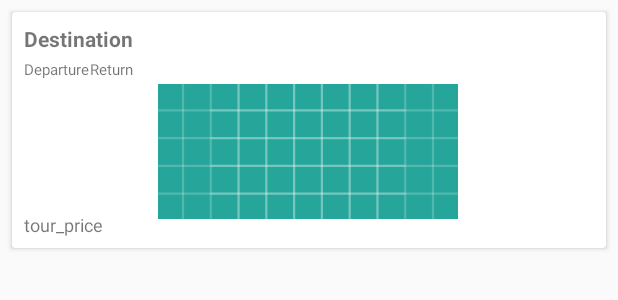
After one commit to OhranFaruk961/androidWT, an Android app: the layout tour_admin_list_item.xml on its own in the app's theme, with its tools: preview values and no code run, on a phone screen of 412 x 824 dp. The commit adds this screen. Shown: the top 300 px of the screen. Run offline under Robolectric (Android 15) with nearby library versions, the light colour scheme and no system bars.

Commit message:
dodavanje admin page-a

```diff
--- a/app/src/main/res/layout/activity_main.xml
+++ b/app/src/main/res/layout/activity_main.xml
@@ -37,7 +37,8 @@
             android:layout_marginEnd="10dp"
             android:layout_marginBottom="10dp"
             android:src="@drawable/ic_add"
-            app:backgroundTint="#8AD0E5" />
+            app:rippleColor="@color/cardview_light_background"
+            app:backgroundTint="@color/colorAccent" />
     </RelativeLayout>
 
     <android.support.design.widget.NavigationView
--- /dev/null
+++ b/app/src/main/res/layout/tour_admin_list_item.xml
@@ -0,0 +1,91 @@
+<?xml version="1.0" encoding="utf-8"?>
+<android.support.constraint.ConstraintLayout
+    xmlns:android="http://schemas.android.com/apk/res/android"
+    xmlns:app="http://schemas.android.com/apk/res-auto"
+    xmlns:tools="http://schemas.android.com/tools"
+    android:layout_width="match_parent"
+    android:layout_height="wrap_content">
+
+    <android.support.v7.widget.CardView
+        android:id="@+id/main_blog_post_admin"
+        android:layout_width="0dp"
+        android:layout_height="wrap_content"
+        android:layout_marginStart="8dp"
+        android:layout_marginTop="8dp"
+        android:layout_marginEnd="8dp"
+        android:layout_marginBottom="8dp"
+        android:padding="20dp"
+        app:layout_constraintBottom_toBottomOf="parent"
+        app:layout_constraintEnd_toEndOf="parent"
+        app:layout_constraintStart_toStartOf="parent"
+        app:layout_constraintTop_toTopOf="parent">
+
+        <android.support.constraint.ConstraintLayout
+            android:layout_width="match_parent"
+            android:layout_height="wrap_content">
+
+
+            <TextView
+                android:id="@+id/tour_date_return_admin"
+                android:layout_width="wrap_content"
+                android:layout_height="wrap_content"
+                android:layout_marginTop="4dp"
+                android:text="Return"
+                android:textSize="10sp"
+                app:layout_constraintStart_toEndOf="@id/tour_date_departure_admin"
+                app:layout_constraintTop_toBottomOf="@+id/tour_destination_admin" />
+
+            <TextView
+                android:id="@+id/tour_destination_admin"
+                android:layout_width="wrap_content"
+                android:layout_height="wrap_content"
+                android:layout_marginStart="8dp"
+                android:layout_marginTop="8dp"
+                android:text="Destination"
+                android:textSize="14sp"
+                android:textStyle="bold"
+                app:layout_constraintStart_toStartOf="parent"
+                app:layout_constraintTop_toTopOf="parent" />
+
+            <TextView
+                android:id="@+id/tour_date_departure_admin"
+                android:layout_width="wrap_content"
+                android:layout_height="wrap_content"
+                android:layout_marginStart="8dp"
+                android:layout_marginTop="4dp"
+                android:text="Departure"
+                android:textSize="10sp"
+                app:layout_constraintStart_toStartOf="parent"
+                app:layout_constraintTop_toBottomOf="@+id/tour_destination_admin" />
+
+            <ImageView
+                android:id="@+id/tour_image_admin"
+                android:layout_width="200dp"
+                android:layout_height="90dp"
+                android:layout_marginTop="48dp"
+                android:layout_marginBottom="19dp"
+                android:scaleType="centerCrop"
+                app:layout_constraintBottom_toBottomOf="parent"
+                app:layout_constraintEnd_toEndOf="parent"
+                app:layout_constraintHorizontal_bias="0.497"
+                app:layout_constraintStart_toStartOf="parent"
+                app:layout_constraintTop_toTopOf="parent"
+                app:layout_constraintVertical_bias="1.0"
+                app:srcCompat="@drawable/ic_launcher_background" />
+
+            <TextView
+                android:id="@+id/tour_price_admin"
+                android:layout_width="wrap_content"
+                android:layout_height="wrap_content"
+                android:layout_marginStart="8dp"
+                android:layout_marginTop="88dp"
+                android:text="tour_price"
+                android:textSize="12sp"
+                app:layout_constraintStart_toStartOf="parent"
+                app:layout_constraintTop_toBottomOf="@+id/tour_date_departure_admin" />
+
+
+        </android.support.constraint.ConstraintLayout>
+    </android.support.v7.widget.CardView>
+
+</android.support.constraint.ConstraintLayout>
```
Also changed, not shown: app/src/main/java/com/example/faruk/wt_travel_agency/MainActivity.java (+74 -24 lines), app/src/main/java/com/example/faruk/wt_travel_agency/TourAdminRecyclerAdapter.java (added, +105 -0 lines).
